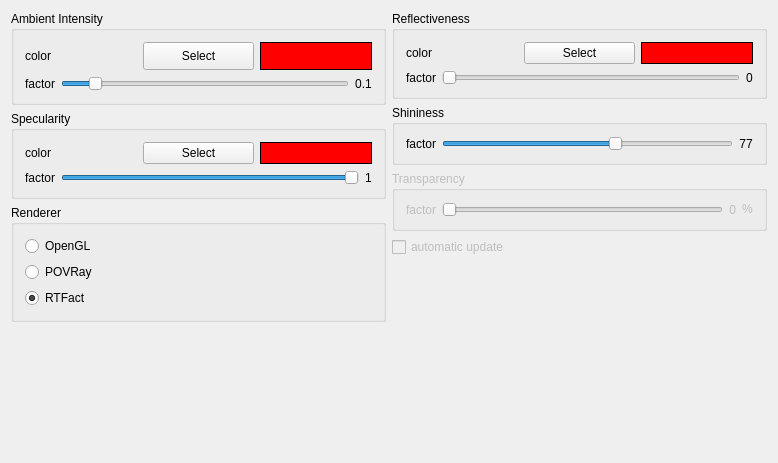
BALL-Project/ball, file source/VIEW/DIALOGS/materialSettings.ui: the form before one commit.
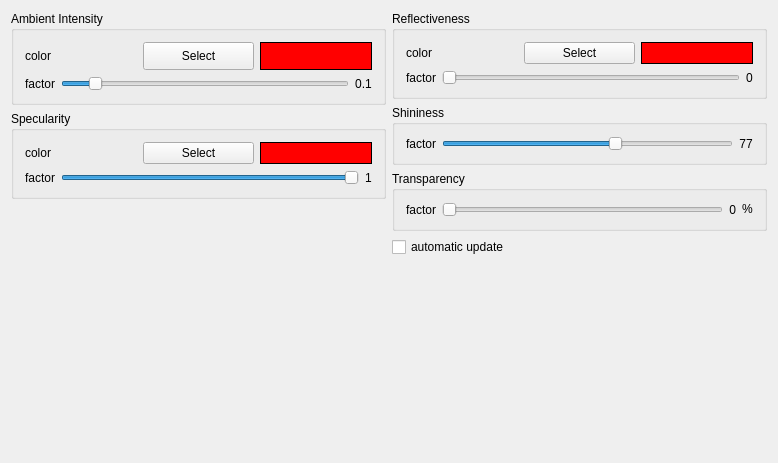
The form after the commit.

Commit message: Rename RaytracingMaterial and remove GL <-> RtFact distinctions

```diff
--- a/source/VIEW/DIALOGS/materialSettings.ui
+++ b/source/VIEW/DIALOGS/materialSettings.ui
@@ -1210,45 +1210,6 @@
        </layout>
       </widget>
      </item>
-     <item>
-      <widget class="QGroupBox" name="groupBox_11">
-       <property name="title">
-        <string>Renderer</string>
-       </property>
-       <layout class="QVBoxLayout" name="verticalLayout">
-        <item>
-         <widget class="QRadioButton" name="radioButton_OpenGL">
-          <property name="text">
-           <string>OpenGL</string>
-          </property>
-          <property name="checked">
-           <bool>false</bool>
-          </property>
-         </widget>
-        </item>
-        <item>
-         <widget class="QRadioButton" name="radioButton_POVRay">
-          <property name="text">
-           <string>POVRay</string>
-          </property>
-          <property name="checked">
-           <bool>false</bool>
-          </property>
-         </widget>
-        </item>
-        <item>
-         <widget class="QRadioButton" name="radioButton_RTFact">
-          <property name="text">
-           <string>RTFact</string>
-          </property>
-          <property name="checked">
-           <bool>true</bool>
-          </property>
-         </widget>
-        </item>
-       </layout>
-      </widget>
-     </item>
      <item>
       <spacer name="verticalSpacer">
        <property name="orientation">
@@ -1889,9 +1850,6 @@
      </item>
      <item>
       <widget class="QGroupBox" name="groupBox_Transparency">
-       <property name="enabled">
-        <bool>false</bool>
-       </property>
        <property name="title">
         <string>Transparency</string>
        </property>
@@ -1965,9 +1923,6 @@
      </item>
      <item>
       <widget class="QCheckBox" name="update_directly_checkBox">
-       <property name="enabled">
-        <bool>false</bool>
-       </property>
        <property name="text">
         <string>automatic update</string>
        </property>
```
Left out of the diff: 3 changed lines with no effect on the pictures. The commit also changes 14 other files.
